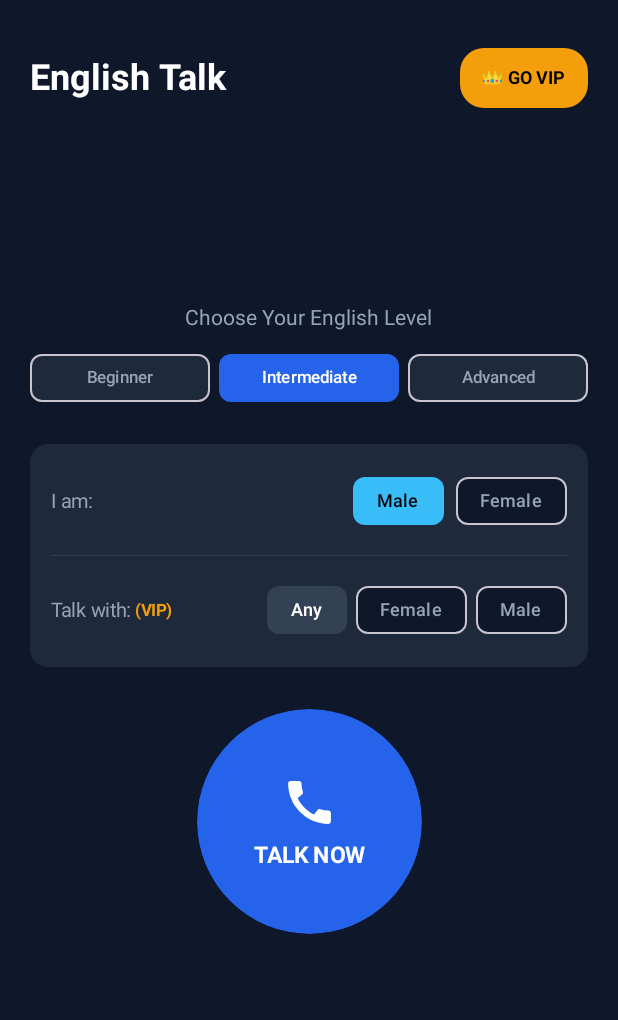
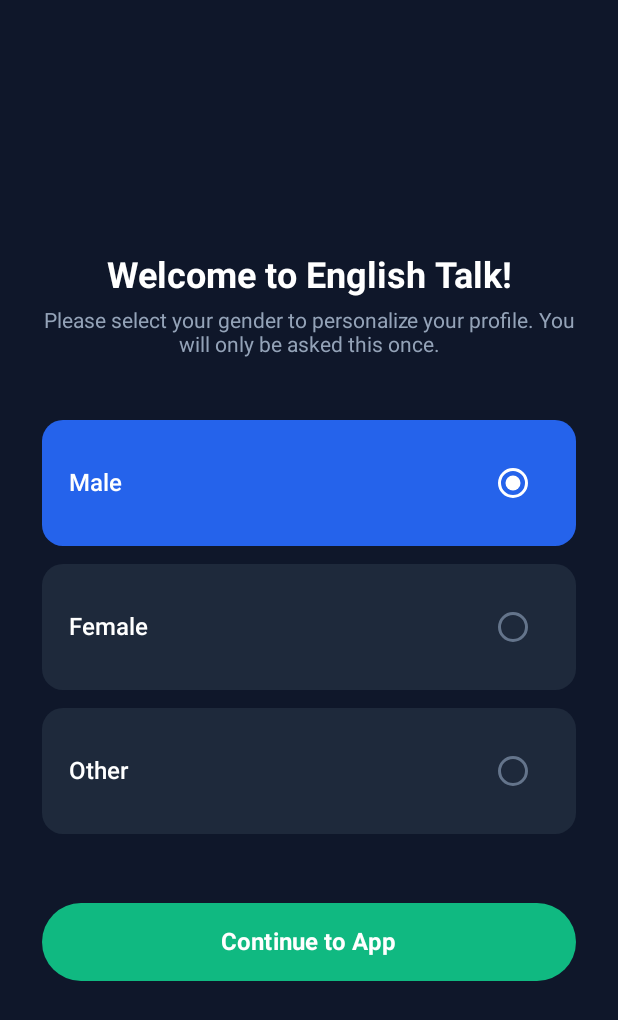
Before and after one commit to Roopnanda/english-talk-android, an Android app built with Jetpack Compose: the screen it shows after launch (MainActivity), on a phone screen of 412 x 824 dp. Shown: the top 1020 px of the screen. Run offline under Robolectric (Android 15) with nearby library versions, the light colour scheme and no system bars; our stand-ins replace AdMob; libraries missing offline, so code that uses them is left out: com.android.billingclient, org.webrtc; pictures from the network do not load; 4 statements that could not run were skipped.

Commit message:
Add onboarding gender selection and update state

```diff
--- a/app/src/main/java/com/englishtalk/app/MainActivity.kt
+++ b/app/src/main/java/com/englishtalk/app/MainActivity.kt
@@ -16,6 +16,7 @@ import androidx.activity.compose.setContent
 import androidx.activity.result.contract.ActivityResultContracts
 import androidx.compose.animation.*
 import androidx.compose.foundation.background
+import androidx.compose.foundation.clickable
 import androidx.compose.foundation.layout.*
 import androidx.compose.foundation.shape.CircleShape
 import androidx.compose.foundation.shape.RoundedCornerShape
@@ -43,7 +44,7 @@ import org.webrtc.IceCandidate
 import org.webrtc.SessionDescription
 
 enum class AppCallState {
-    IDLE, SEARCHING, CONNECTED
+    ONBOARDING_GENDER, IDLE, SEARCHING, CONNECTED
 }
 
 class MainActivity : ComponentActivity(), SignalingClient.SignalingListener {
@@ -55,8 +56,8 @@ class MainActivity : ComponentActivity(), SignalingClient.SignalingListener {
 
     private val callState = mutableStateOf(AppCallState.IDLE)
     private val selectedLevel = mutableStateOf("Intermediate")
-    private val userGender = mutableStateOf("Male")
-    private val preferredPartnerGender = mutableStateOf("Any")
+    private val userGender = mutableStateOf("")
+    private val talkToFemaleOnly = mutableStateOf(false)
     private val callDurationSeconds = mutableLongStateOf(0L)
     private val showExtendCallDialog = mutableStateOf(false)
     private val showVipDialog = mutableStateOf(false)
@@ -76,7 +77,14 @@ class MainActivity : ComponentActivity(), SignalingClient.SignalingListener {
         powerManager = getSystemService(POWER_SERVICE) as PowerManager
 
         val prefs = getSharedPreferences("app_prefs", Context.MODE_PRIVATE)
-        userGender.value = prefs.getString("user_gender", "Male") ?: "Male"
+        val savedGender = prefs.getString("user_gender", "") ?: ""
+
+        if (savedGender.isEmpty()) {
+            callState.value = AppCallState.ONBOARDING_GENDER
+        } else {
+            userGender.value = savedGender
+            callState.value = AppCallState.IDLE
+        }
 
         signalingClient = SignalingClient(serverUrl, this)
         signalingClient.connect()
@@ -116,7 +124,7 @@ class MainActivity : ComponentActivity(), SignalingClient.SignalingListener {
                 }
             }
 
-            BackHandler(enabled = callState.value != AppCallState.IDLE) {
+            BackHandler(enabled = callState.value != AppCallState.IDLE && callState.value != AppCallState.ONBOARDING_GENDER) {
                 if (callState.value == AppCallState.SEARCHING) {
                     signalingClient.leaveQueue()
                     callState.value = AppCallState.IDLE
@@ -136,6 +144,13 @@ class MainActivity : ComponentActivity(), SignalingClient.SignalingListener {
                 modifier = Modifier.fillMaxSize(),
                 color = Color(0xFF0F172A)
             ) {
+                if (callState.value == AppCallState.ONBOARDING_GENDER) {
+                    GenderSelectionOnboardingScreen { chosenGender ->
+                        userGender.value = chosenGender
+                        prefs.edit().putString("user_gender", chosenGender).apply()
+                        callState.value = AppCallState.IDLE
+                    }
+                } else {
                     Column(
                         modifier = Modifier
                             .fillMaxSize()
@@ -151,17 +166,12 @@ class MainActivity : ComponentActivity(), SignalingClient.SignalingListener {
                         when (callState.value) {
                             AppCallState.IDLE -> IdleDashboard(
                                 selectedLevel = selectedLevel.value,
-                            userGender = userGender.value,
-                            preferredGender = preferredPartnerGender.value,
+                                talkToFemaleOnly = talkToFemaleOnly.value,
                                 isVip = isSubscribed,
                                 onLevelSelected = { selectedLevel.value = it },
-                            onGenderSelected = {
-                                userGender.value = it
-                                prefs.edit().putString("user_gender", it).apply()
-                            },
-                            onPreferredGenderSelected = {
+                                onToggleTalkToFemale = {
                                     if (isSubscribed) {
-                                    preferredPartnerGender.value = it
+                                        talkToFemaleOnly.value = !talkToFemaleOnly.value
                                     } else {
                                         showVipDialog.value = true
                                     }
@@ -188,9 +198,12 @@ class MainActivity : ComponentActivity(), SignalingClient.SignalingListener {
                                 onToggleSpeaker = { toggleSpeaker() },
                                 onEndCall = { hangUpCall() }
                             )
+
+                            else -> {}
                         }
 
                         AdManager.BannerAdView(modifier = Modifier.padding(top = 8.dp))
+                    }
                 }
 
                 if (showExtendCallDialog.value) {
@@ -239,7 +252,7 @@ class MainActivity : ComponentActivity(), SignalingClient.SignalingListener {
                         },
                         text = {
                             Column(verticalArrangement = Arrangement.spacedBy(10.dp)) {
-                                Text("👫 Talk to Opposite Gender (Male/Female Filter)", color = Color(0xFF38BDF8), fontWeight = FontWeight.SemiBold)
+                                Text("👩 Talk to Female Gender (Exclusive Match)", color = Color(0xFF38BDF8), fontWeight = FontWeight.SemiBold)
                                 Text("⏱ Unlimited Call Duration (No 15-Min Cutoff)", color = Color.White)
                                 Text("🚫 100% Ad-Free Experience", color = Color.White)
                                 Text("⚡ Priority Fast-Track Matchmaking", color = Color.White)
@@ -296,6 +309,8 @@ class MainActivity : ComponentActivity(), SignalingClient.SignalingListener {
         callState.value = AppCallState.SEARCHING
         signalingClient.joinQueue(
             level = selectedLevel.value,
+            userGender = userGender.value,
+            talkToFemaleOnly = talkToFemaleOnly.value,
             isVip = BillingManager.isSubscribed.value
         )
     }
@@ -318,9 +333,7 @@ class MainActivity : ComponentActivity(), SignalingClient.SignalingListener {
     }
 
     private fun cleanupCall() {
-        // Allow the screen to turn off / sleep normally when not on a call
         window.clearFlags(WindowManager.LayoutParams.FLAG_KEEP_SCREEN_ON)
-
         backgroundMicJob?.cancel()
         isBackgroundAutoMuted = false
 
@@ -339,9 +352,7 @@ class MainActivity : ComponentActivity(), SignalingClient.SignalingListener {
 
     override fun onMatchFound(roomId: String, isInitiator: Boolean, peerLevel: String) {
         runOnUiThread {
-            // Keep screen on during active call
             window.addFlags(WindowManager.LayoutParams.FLAG_KEEP_SCREEN_ON)
-
             matchedPeerLevel.value = peerLevel
             callState.value = AppCallState.CONNECTED
 
@@ -401,6 +412,91 @@ class MainActivity : ComponentActivity(), SignalingClient.SignalingListener {
 }
 
 @Composable
+fun GenderSelectionOnboardingScreen(onGenderSelected: (String) -> Unit) {
+    var selected by remember { mutableStateOf("Male") }
+    val options = listOf("Male", "Female", "Other")
+
+    Column(
+        modifier = Modifier
+            .fillMaxSize()
+            .padding(28.dp),
+        horizontalAlignment = Alignment.CenterHorizontally,
+        verticalArrangement = Arrangement.Center
+    ) {
+        Text(
+            text = "Welcome to English Talk!",
+            fontSize = 24.sp,
+            fontWeight = FontWeight.Bold,
+            color = Color.White
+        )
+        Spacer(modifier = Modifier.height(8.dp))
+        Text(
+            text = "Please select your gender to personalize your profile. You will only be asked this once.",
+            fontSize = 14.sp,
+            color = Color(0xFF94A3B8),
+            textAlign = TextAlign.Center
+        )
+
+        Spacer(modifier = Modifier.height(36.dp))
+
+        options.forEach { option ->
+            val isOptionSelected = option == selected
+            Card(
+                colors = CardDefaults.cardColors(
+                    containerColor = if (isOptionSelected) Color(0xFF2563EB) else Color(0xFF1E293B)
+                ),
+                shape = RoundedCornerShape(14.dp),
+                modifier = Modifier
+                    .fillMaxWidth()
+                    .padding(vertical = 6.dp)
+                    .clickable { selected = option }
+            ) {
+                Row(
+                    modifier = Modifier
+                        .fillMaxWidth()
+                        .padding(18.dp),
+                    verticalAlignment = Alignment.CenterVertically,
+                    horizontalArrangement = Arrangement.SpaceBetween
+                ) {
+                    Text(
+                        text = option,
+                        color = Color.White,
+                        fontSize = 16.sp,
+                        fontWeight = FontWeight.SemiBold
+                    )
+                    RadioButton(
+                        selected = isOptionSelected,
+                        onClick = { selected = option },
+                        colors = RadioButtonDefaults.colors(
+                            selectedColor = Color.White,
+                            unselectedColor = Color(0xFF64748B)
+                        )
+                    )
+                }
+            }
+        }
+
+        Spacer(modifier = Modifier.height(40.dp))
+
+        Button(
+            onClick = { onGenderSelected(selected) },
+            modifier = Modifier
+                .fillMaxWidth()
+                .height(52.dp),
+            shape = RoundedCornerShape(26.dp),
+            colors = ButtonDefaults.buttonColors(containerColor = Color(0xFF10B981))
+        ) {
+            Text(
+                text = "Continue to App",
+                fontSize = 16.sp,
+                fontWeight = FontWeight.Bold,
+                color = Color.White
+            )
+        }
+    }
+}
+
+@Composable
 fun TopHeaderBar(isVip: Boolean, onVipClick: () -> Unit) {
     Row(
         modifier = Modifier
@@ -437,12 +533,10 @@ fun TopHeaderBar(isVip: Boolean, onVipClick: () -> Unit) {
 @Composable
 fun IdleDashboard(
     selectedLevel: String,
-    userGender: String,
-    preferredGender: String,
+    talkToFemaleOnly: Boolean,
     isVip: Boolean,
     onLevelSelected: (String) -> Unit,
-    onGenderSelected: (String) -> Unit,
-    onPreferredGenderSelected: (String) -> Unit,
+    onToggleTalkToFemale: () -> Unit,
     onStartClick: () -> Unit
 ) {
     val levels = listOf("Beginner", "Intermediate", "Advanced")
@@ -463,7 +557,7 @@ fun IdleDashboard(
             horizontalArrangement = Arrangement.spacedBy(6.dp),
             modifier = Modifier
                 .fillMaxWidth()
-                .padding(bottom = 20.dp),
+                .padding(bottom = 24.dp),
             verticalAlignment = Alignment.CenterVertically
         ) {
             levels.forEach { level ->
@@ -490,69 +584,51 @@ fun IdleDashboard(
             }
         }
 
+        // Talk to Female VIP Feature Card
         Card(
-            colors = CardDefaults.cardColors(containerColor = Color(0xFF1E293B)),
-            shape = RoundedCornerShape(12.dp),
+            colors = CardDefaults.cardColors(
+                containerColor = if (talkToFemaleOnly && isVip) Color(0xFF1E3A5F) else Color(0xFF1E293B)
+            ),
+            shape = RoundedCornerShape(14.dp),
             modifier = Modifier
                 .fillMaxWidth()
-                .padding(bottom = 28.dp)
-        ) {
-            Column(
-                modifier = Modifier.padding(14.dp),
-                verticalArrangement = Arrangement.spacedBy(12.dp)
+                .padding(bottom = 36.dp)
+                .clickable { onToggleTalkToFemale() }
         ) {
             Row(
-                    modifier = Modifier.fillMaxWidth(),
-                    horizontalArrangement = Arrangement.SpaceBetween,
-                    verticalAlignment = Alignment.CenterVertically
-                ) {
-                    Text("I am:", color = Color(0xFF94A3B8), fontSize = 13.sp)
-                    Row(horizontalArrangement = Arrangement.spacedBy(8.dp)) {
-                        listOf("Male", "Female").forEach { g ->
-                            FilterChip(
-                                selected = g == userGender,
-                                onClick = { onGenderSelected(g) },
-                                label = { Text(g, fontSize = 12.sp) },
-                                colors = FilterChipDefaults.filterChipColors(
-                                    selectedContainerColor = Color(0xFF38BDF8),
-                                    selectedLabelColor = Color.Black,
-                                    containerColor = Color(0xFF0F172A),
-                                    labelColor = Color(0xFF94A3B8)
-                                )
-                            )
-                        }
-                    }
-                }
-
-                Divider(color = Color(0xFF334155), thickness = 0.5.dp)
-
-                Row(
-                    modifier = Modifier.fillMaxWidth(),
+                modifier = Modifier
+                    .fillMaxWidth()
+                    .padding(horizontal = 16.dp, vertical = 14.dp),
                 horizontalArrangement = Arrangement.SpaceBetween,
                 verticalAlignment = Alignment.CenterVertically
             ) {
                 Row(verticalAlignment = Alignment.CenterVertically) {
-                        Text("Talk with:", color = Color(0xFF94A3B8), fontSize = 13.sp)
+                    Text(
+                        text = "👩 Talk to Female Gender",
+                        color = Color.White,
+                        fontSize = 14.sp,
+                        fontWeight = FontWeight.SemiBold
+                    )
                     if (!isVip) {
-                            Text(" (VIP)", color = Color(0xFFF59E0B), fontSize = 11.sp, fontWeight = FontWeight.Bold)
-                        }
-                    }
-                    Row(horizontalArrangement = Arrangement.spacedBy(6.dp)) {
-                        listOf("Any", "Female", "Male").forEach { p ->
-                            FilterChip(
-                                selected = p == preferredGender,
-                                onClick = { onPreferredGenderSelected(p) },
-                                label = { Text(p, fontSize = 12.sp) },
-                                colors = FilterChipDefaults.filterChipColors(
-                                    selectedContainerColor = if (isVip) Color(0xFFF59E0B) else Color(0xFF334155),
-                                    selectedLabelColor = if (isVip) Color.Black else Color.White,
-                                    containerColor = Color(0xFF0F172A),
-                                    labelColor = Color(0xFF94A3B8)
-                                )
+                        Spacer(modifier = Modifier.width(6.dp))
+                        Text(
+                            text = "👑 VIP",
+                            color = Color(0xFFF59E0B),
+                            fontSize = 11.sp,
+                            fontWeight = FontWeight.Bold
                         )
                     }
                 }
-                }
+                Switch(
+                    checked = talkToFemaleOnly && isVip,
+                    onCheckedChange = { onToggleTalkToFemale() },
+                    colors = SwitchDefaults.colors(
+                        checkedThumbColor = Color.White,
+                        checkedTrackColor = Color(0xFFF59E0B),
+                        uncheckedThumbColor = Color(0xFF94A3B8),
+                        uncheckedTrackColor = Color(0xFF0F172A)
+                    )
+                )
             }
         }
 
```
Lines whose indentation alone changed are shown as unchanged.
